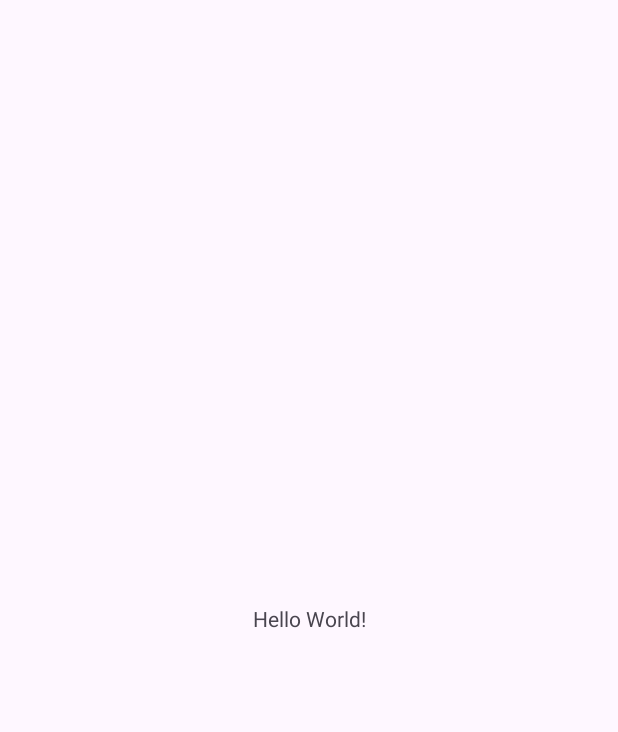
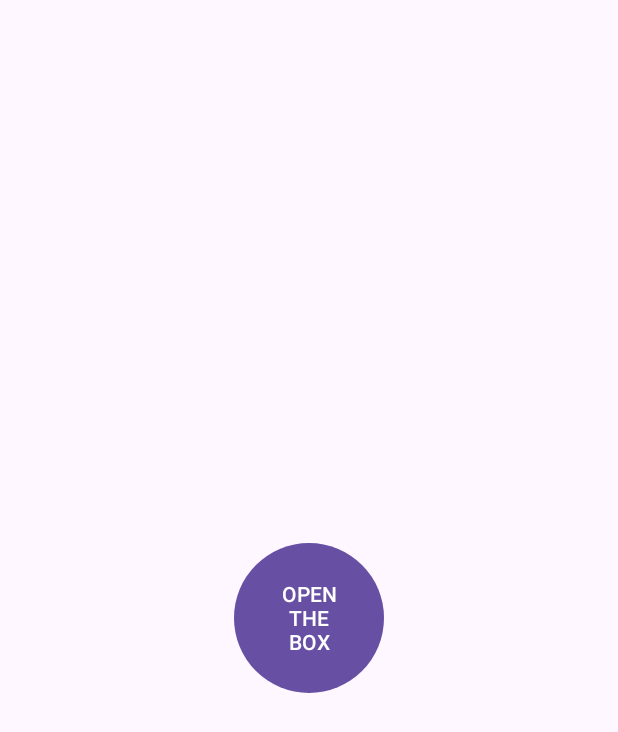
Before and after one commit to ProkrastinatorjiTeam/pametni-paketnik, an Android app: the screen it shows after launch (MainActivity), on a phone screen of 412 x 824 dp. Before the commit the part shown is almost empty. Shown: the top 732 px of the screen. Run offline under Robolectric (Android 15) with nearby library versions, the phone set to English and light mode, and no system bars.

Commit message:
PP-45 Added the main button and changed its appearance to a circle

```diff
--- /dev/null
+++ b/PJ/app/src/main/res/drawable/round_button.xml
@@ -0,0 +1,5 @@
+<shape xmlns:android="http://schemas.android.com/apk/res/android">
+    <solid android:color="@color/black" />
+    <corners android:radius="50dp" />
+    <size android:width="100dp" android:height="100dp" />
+</shape>
--- a/PJ/app/src/main/res/layout/activity_main.xml
+++ b/PJ/app/src/main/res/layout/activity_main.xml
@@ -7,13 +7,16 @@
     android:layout_height="match_parent"
     tools:context=".MainActivity">
 
-    <TextView
-        android:layout_width="wrap_content"
-        android:layout_height="wrap_content"
-        android:text="Hello World!"
+
+    <Button
+        android:id="@+id/Open_button"
+        android:layout_width="100dp"
+        android:layout_height="100dp"
+        android:background="@drawable/round_button"
+        android:text="@string/open_button_name"
+        android:textColor="@color/white"
         app:layout_constraintBottom_toBottomOf="parent"
         app:layout_constraintEnd_toEndOf="parent"
         app:layout_constraintStart_toStartOf="parent"
         app:layout_constraintTop_toTopOf="parent" />
-
 </androidx.constraintlayout.widget.ConstraintLayout>
--- a/PJ/app/src/main/res/values/strings.xml
+++ b/PJ/app/src/main/res/values/strings.xml
@@ -1,3 +1,4 @@
 <resources>
     <string name="app_name">Paketnik-app</string>
+    <string name="open_button_name">OPEN THE BOX</string>
 </resources>
```
